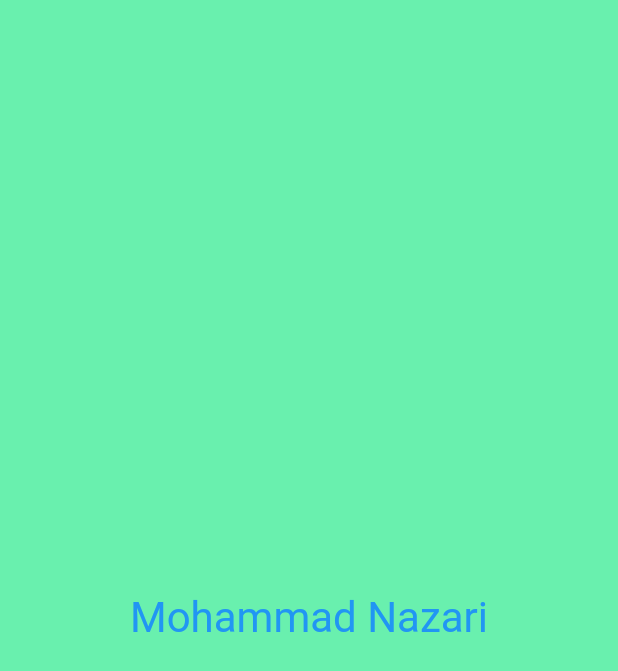
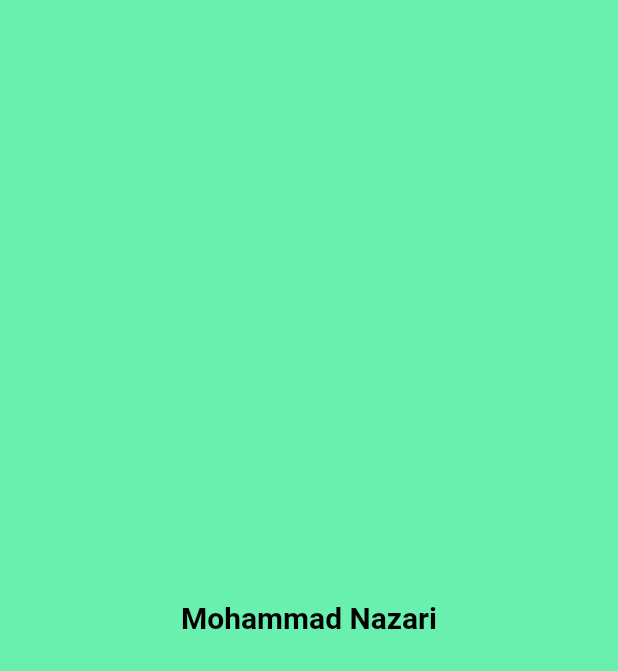
Before and after one commit to Alits23/TestAz, a Flutter app: the MyApp widget shown alone on an empty page, opened directly, on a phone screen of 412 x 824 dp. Shown: the top 671 px of the screen. Run offline on Flutter 3.47's test engine with Material 2 defaults, Android fonts, the phone set to English and light mode, and no system bars.

Commit message:
edit color and revert test

```diff
--- a/lib/main.dart
+++ b/lib/main.dart
@@ -13,9 +13,9 @@ Widget MyApp() {
           child: Text(
             'Mohammad Nazari',
             style: TextStyle(
-              fontSize: 28,
-              fontWeight: FontWeight.normal,
-              color: Colors.blue,
+              fontSize: 20,
+              fontWeight: FontWeight.bold,
+              color: Colors.black,
             ),
           ),
         ),
```
